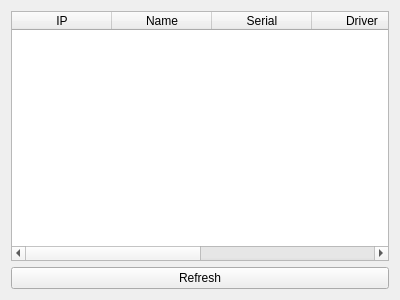
Old version of the form Debugger/Components/DiscoveredVoyagerList.ui in the repository Microflown-Technologies/DAQ-Driver.
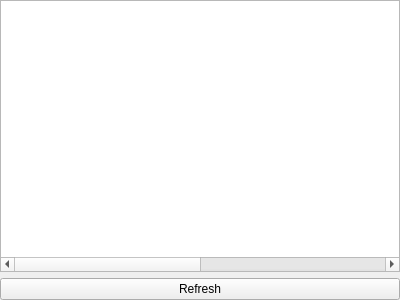
New version of the form.

Diff of the .ui file:
```diff
--- a/Debugger/Components/DiscoveredVoyagerList.ui
+++ b/Debugger/Components/DiscoveredVoyagerList.ui
@@ -14,6 +14,18 @@
    <string>Form</string>
   </property>
   <layout class="QGridLayout" name="gridLayout">
+   <property name="leftMargin">
+    <number>0</number>
+   </property>
+   <property name="topMargin">
+    <number>0</number>
+   </property>
+   <property name="rightMargin">
+    <number>0</number>
+   </property>
+   <property name="bottomMargin">
+    <number>0</number>
+   </property>
    <item row="0" column="0">
     <widget class="QTableWidget" name="tableWidget">
      <property name="editTriggers">
@@ -22,9 +34,18 @@
      <property name="selectionBehavior">
       <enum>QAbstractItemView::SelectRows</enum>
      </property>
+     <property name="sortingEnabled">
+      <bool>true</bool>
+     </property>
+     <attribute name="horizontalHeaderVisible">
+      <bool>false</bool>
+     </attribute>
      <attribute name="horizontalHeaderCascadingSectionResizes">
       <bool>true</bool>
      </attribute>
+     <attribute name="verticalHeaderVisible">
+      <bool>false</bool>
+     </attribute>
      <column>
       <property name="text">
        <string>IP</string>
```
